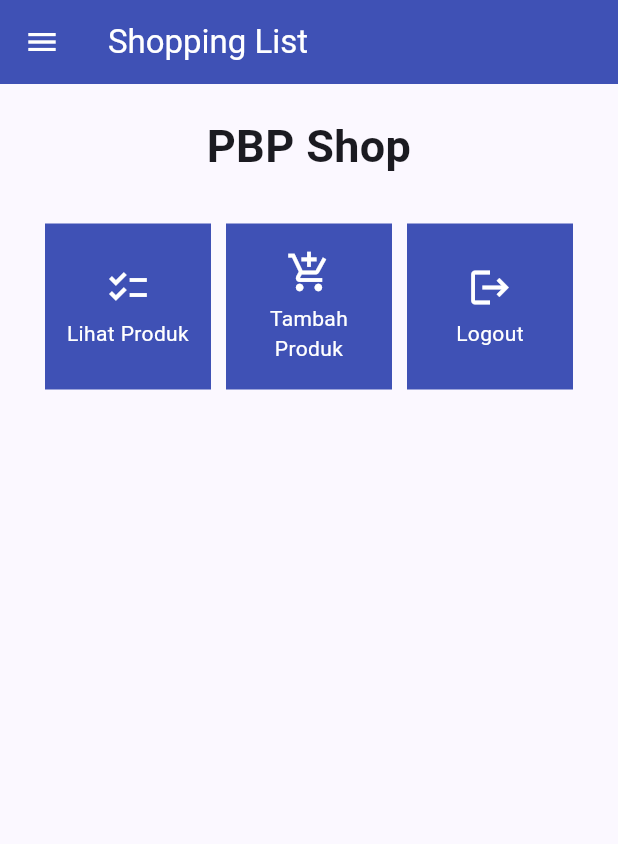
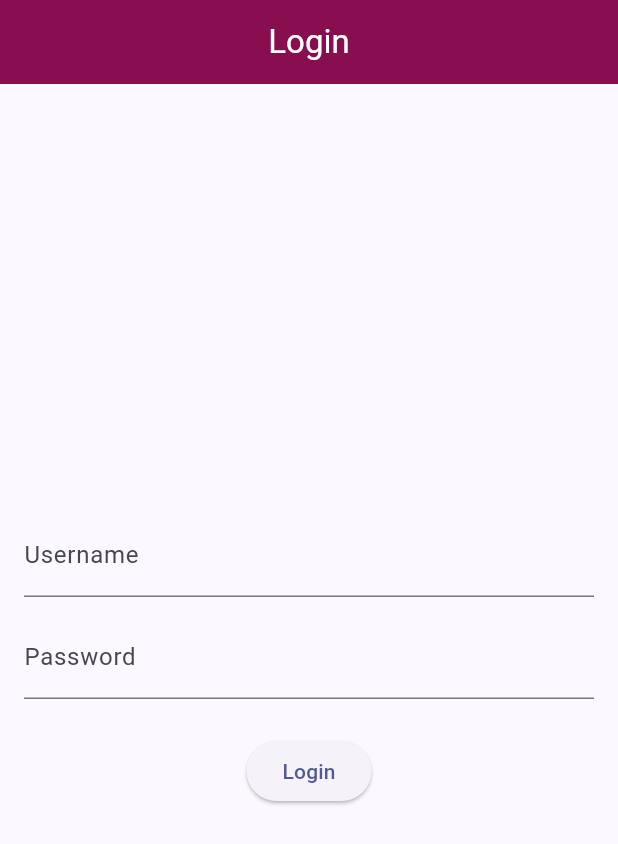
Before and after one commit to rapunzzz/rapunzz-shop-mobile, a Flutter app: the screen it shows after launch, on a phone screen of 412 x 824 dp. Shown: the top 844 px of the screen. Run offline on Flutter 3.47's test engine with Material 2 defaults, Android fonts, the phone set to English and light mode, and no system bars; missing offline and left inert: pbp_django_auth.

```diff
--- a/lib/main.dart
+++ b/lib/main.dart
@@ -1,38 +1,30 @@
 import 'package:flutter/material.dart';
-import 'package:rapunzz_shop/screens/menu.dart';
+import 'package:rapunzz_shop/screens/login.dart';
+import 'package:provider/provider.dart';
+import 'package:pbp_django_auth/pbp_django_auth.dart';
 
 void main() {
   runApp(const MyApp());
 }
 
 class MyApp extends StatelessWidget {
-  const MyApp({super.key});
+  const MyApp({Key? key}) : super(key: key);
 
-  // This widget is the root of your application.
   @override
   Widget build(BuildContext context) {
-    return MaterialApp(
-      title: 'Flutter Demo',
-      theme: ThemeData(
-        // This is the theme of your application.
-        //
-        // TRY THIS: Try running your application with "flutter run". You'll see
-        // the application has a blue toolbar. Then, without quitting the app,
-        // try changing the seedColor in the colorScheme below to Colors.green
-        // and then invoke "hot reload" (save your changes or press the "hot
-        // reload" button in a Flutter-supported IDE, or press "r" if you used
-        // the command line to start the app).
-        //
-        // Notice that the counter didn't reset back to zero; the application
-        // state is not lost during the reload. To reset the state, use hot
-        // restart instead.
-        //
-        // This works for code too, not just values: Most code changes can be
-        // tested with just a hot reload.
-        colorScheme: ColorScheme.fromSeed(seedColor: Colors.indigo),
-        useMaterial3: true,
+    return Provider(
+      create: (_) {
+        CookieRequest request = CookieRequest();
+        return request;
+      },
+      child: MaterialApp(
+        title: 'Flutter App',
+        theme: ThemeData(
+          colorScheme: ColorScheme.fromSeed(seedColor: Colors.indigo),
+          useMaterial3: true,
+        ),
+        home: const LoginPage(),
       ),
-      home: MyHomePage(),
     );
   }
 }
--- /dev/null
+++ b/lib/screens/login.dart
@@ -0,0 +1,123 @@
+import 'package:rapunzz_shop/screens/menu.dart';
+import 'package:flutter/material.dart';
+import 'package:pbp_django_auth/pbp_django_auth.dart';
+import 'package:provider/provider.dart';
+
+void main() {
+  runApp(const LoginApp());
+}
+
+class LoginApp extends StatelessWidget {
+  const LoginApp({super.key});
+
+  @override
+  Widget build(BuildContext context) {
+    return MaterialApp(
+      title: 'Login',
+      theme: ThemeData(
+        primarySwatch: Colors.blue,
+      ),
+      home: const LoginPage(),
+    );
+  }
+}
+
+class LoginPage extends StatefulWidget {
+  const LoginPage({super.key});
+
+  @override
+  State<LoginPage> createState() {
+    return _LoginPageState();
+  }
+}
+
+class _LoginPageState extends State<LoginPage> {
+  final TextEditingController _usernameController = TextEditingController();
+  final TextEditingController _passwordController = TextEditingController();
+
+  @override
+  Widget build(BuildContext context) {
+    final request = context.watch<CookieRequest>();
+    return Scaffold(
+      appBar: AppBar(
+        title: const Center(
+          child: Text('Login'),
+        ),
+        backgroundColor: Colors.pink.shade900,
+        foregroundColor: Colors.white,
+      ),
+      body: Container(
+        padding: const EdgeInsets.all(16.0),
+        child: Column(
+          mainAxisAlignment: MainAxisAlignment.center,
+          children: [
+            TextField(
+              controller: _usernameController,
+              decoration: const InputDecoration(
+                labelText: 'Username',
+              ),
+            ),
+            const SizedBox(height: 12.0),
+            TextField(
+              controller: _passwordController,
+              decoration: const InputDecoration(
+                labelText: 'Password',
+              ),
+              obscureText: true,
+            ),
+            const SizedBox(height: 24.0),
+            ElevatedButton(
+              onPressed: () async {
+                String username = _usernameController.text;
+                String password = _passwordController.text;
+
+                // Cek kredensial
+                // Untuk menyambungkan Android emulator dengan Django pada localhost,
+                // gunakan URL http://10.0.2.2/
+                final response =
+                    await request.login("http://127.0.0.1:8000/auth/login/", {
+                  'username': username,
+                  'password': password,
+                });
+
+                if (request.loggedIn) {
+                  if (context.mounted) {
+                    String message = response['message'];
+                    String uname = response['username'];
+                    Navigator.pushReplacement(
+                      context,
+                      MaterialPageRoute(builder: (context) => MyHomePage()),
+                    );
+                    ScaffoldMessenger.of(context)
+                      ..hideCurrentSnackBar()
+                      ..showSnackBar(SnackBar(
+                          content: Text("$message Selamat datang, $uname.")));
+                  }
+                } else {
+                  if (context.mounted) {
+                    showDialog(
+                      context: context,
+                      builder: (context) => AlertDialog(
+                        title: const Text('Login Gagal'),
+                        content: Text(response['message']),
+                        actions: [
+                          TextButton(
+                            child: const Text('OK'),
+                            onPressed: () {
+                              Navigator.pop(context);
+                            },
+                          ),
+                        ],
+                      ),
+                    );
+                  }
+                }
+              },
+              child: const Text('Login'),
+            ),
+          ],
+        ),
+      ),
+    );
+  }
+}
--- a/pubspec.yaml
+++ b/pubspec.yaml
@@ -35,6 +35,9 @@ dependencies:
   # The following adds the Cupertino Icons font to your application.
   # Use with the CupertinoIcons class for iOS style icons.
   cupertino_icons: ^1.0.2
+  provider: ^6.1.1
+  pbp_django_auth: ^0.4.0
+  http: ^1.1.0
 
 dev_dependencies:
   flutter_test:
```
Also changed, not shown: lib/models/product.dart (added, +68 -0 lines), lib/screens/list_item.dart (+53 -53 lines), lib/screens/list_product.dart (added, +93 -0 lines), lib/screens/shoplist_form.dart (+52 -58 lines), lib/widgets/left_drawer.dart (+20 -0 lines), lib/widgets/shop_card.dart (+58 -11 lines), pubspec.lock, 3 other files.
